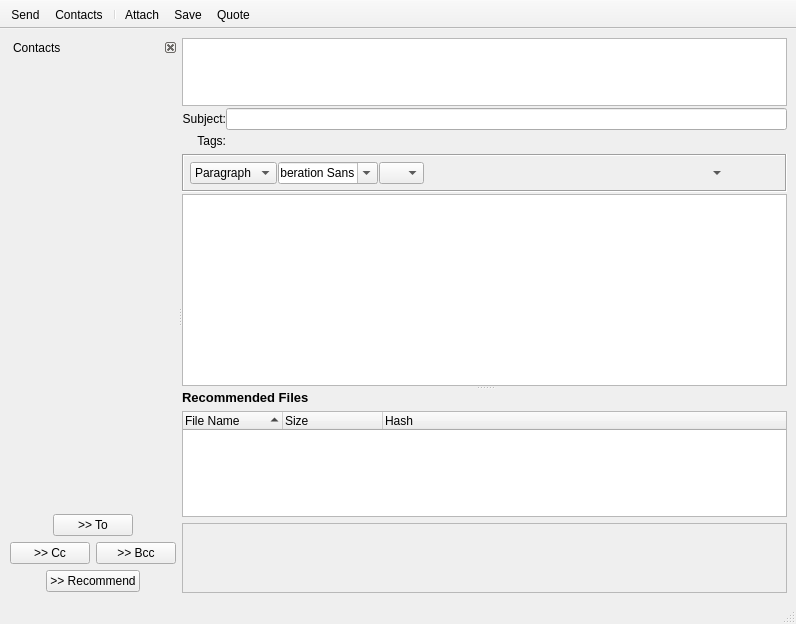
Above: retroshare-gui/src/gui/msgs/MessageComposer.ui from RetroShare/RetroShare before the change. Below: the same form after it.
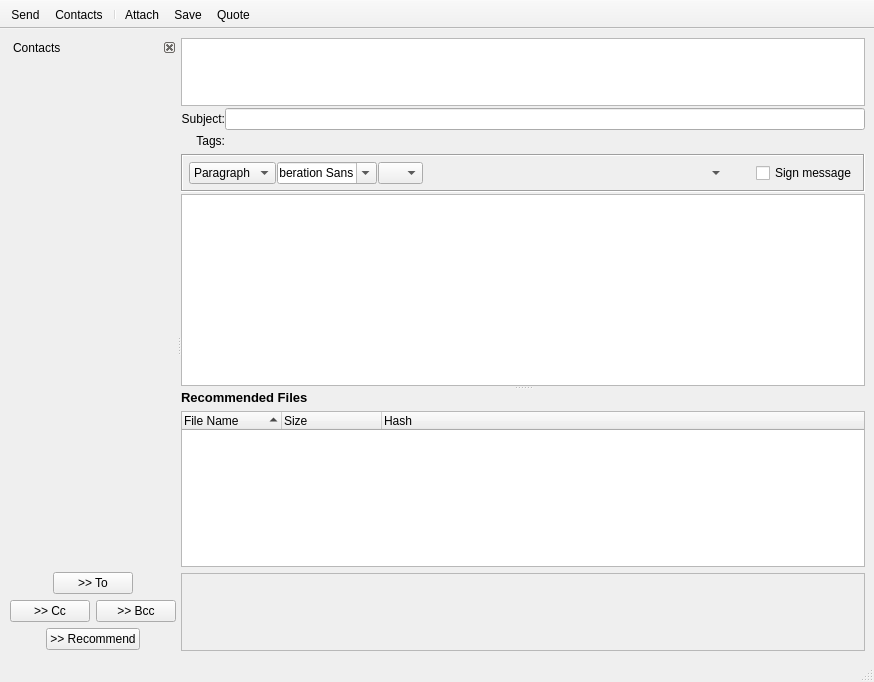
That is the form after the change. Icons and pictures are not drawn. Custom widgets are drawn as their Qt base class.

```diff
--- a/retroshare-gui/src/gui/msgs/MessageComposer.ui
+++ b/retroshare-gui/src/gui/msgs/MessageComposer.ui
@@ -7,7 +7,7 @@
     <x>0</x>
     <y>0</y>
     <width>796</width>
-    <height>624</height>
+    <height>682</height>
    </rect>
   </property>
   <property name="windowTitle">
@@ -634,6 +634,16 @@
                 </property>
                </widget>
               </item>
+              <item row="0" column="13">
+               <widget class="QCheckBox" name="signMessage_CB">
+                <property name="toolTip">
+                 <string>&lt;html&gt;&lt;head/&gt;&lt;body&gt;&lt;p align=&quot;justify&quot;&gt;Check this to cryptographically sign your message. This is only recommended for distant messages, since messages for your connected friends cannot be spoofed.&lt;/p&gt;&lt;/body&gt;&lt;/html&gt;</string>
+                </property>
+                <property name="text">
+                 <string>Sign message</string>
+                </property>
+               </widget>
+              </item>
              </layout>
             </item>
            </layout>
```
Left out of the diff: 2 changed lines with no effect on the pictures.
